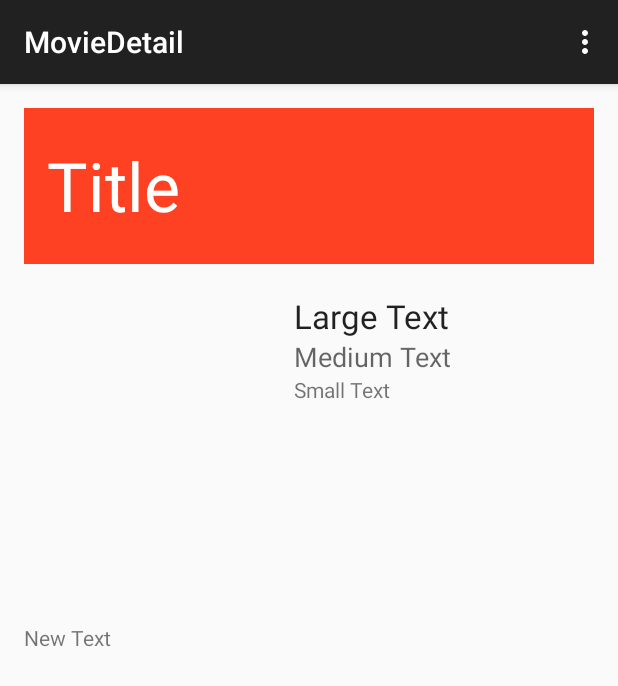
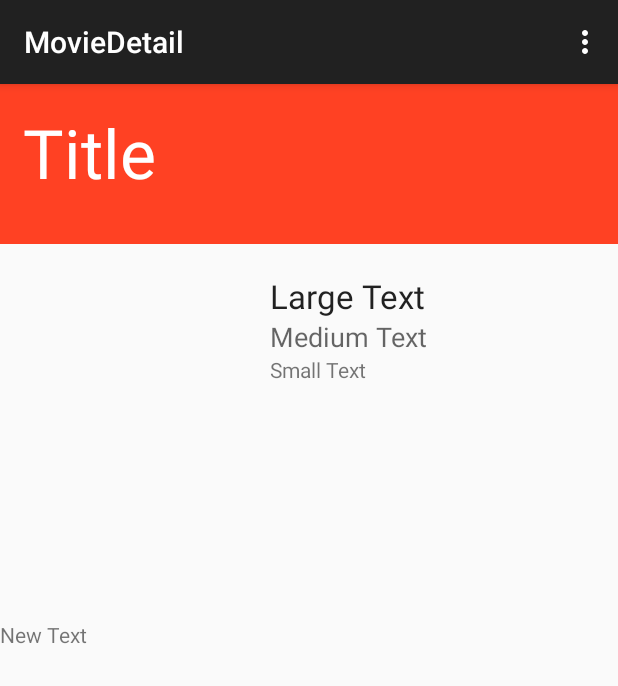
Before and after one commit to bbuntin/BuntinMovie, an Android app: the MovieDetail screen opened directly, with no data from a screen before it, on a phone screen of 412 x 824 dp. Shown: the top 686 px of the screen. Run offline under Robolectric (Android 15) with nearby library versions, the phone set to English and light mode, and no system bars.

Commit message:
Fix padding and layout

```diff
--- a/app/src/main/java/bradley4/gmail/com/popularmovies/MainActivityFragment.java
+++ b/app/src/main/java/bradley4/gmail/com/popularmovies/MainActivityFragment.java
@@ -21,6 +21,7 @@ import bradley4.gmail.com.popularmovies.business.FetchMovieTask;
 public class MainActivityFragment extends Fragment {
 
     public GridView gridView;
+
     public MainActivityFragment() {
     }
 
--- a/app/src/main/res/layout/activity_movie_detail.xml
+++ b/app/src/main/res/layout/activity_movie_detail.xml
@@ -1,9 +1,6 @@
 <RelativeLayout xmlns:android="http://schemas.android.com/apk/res/android"
     xmlns:tools="http://schemas.android.com/tools" android:layout_width="match_parent"
-    android:layout_height="match_parent" android:paddingLeft="@dimen/activity_horizontal_margin"
-    android:paddingRight="@dimen/activity_horizontal_margin"
-    android:paddingTop="@dimen/activity_vertical_margin"
-    android:paddingBottom="@dimen/activity_vertical_margin"
+    android:layout_height="match_parent"
     tools:context="bradley4.gmail.com.popularmovies.MovieDetail">
 
     <fragment android:name="bradley4.gmail.com.popularmovies.MovieDetailFragment"
--- a/app/src/main/res/layout/fragment_movie_detail.xml
+++ b/app/src/main/res/layout/fragment_movie_detail.xml
@@ -18,7 +18,7 @@
         android:paddingLeft="15dp"
         android:id="@+id/textView"
         android:layout_weight="0.02"
-        android:gravity="fill_vertical" />
+         />
 
     <RelativeLayout
         android:layout_width="match_parent"
```
